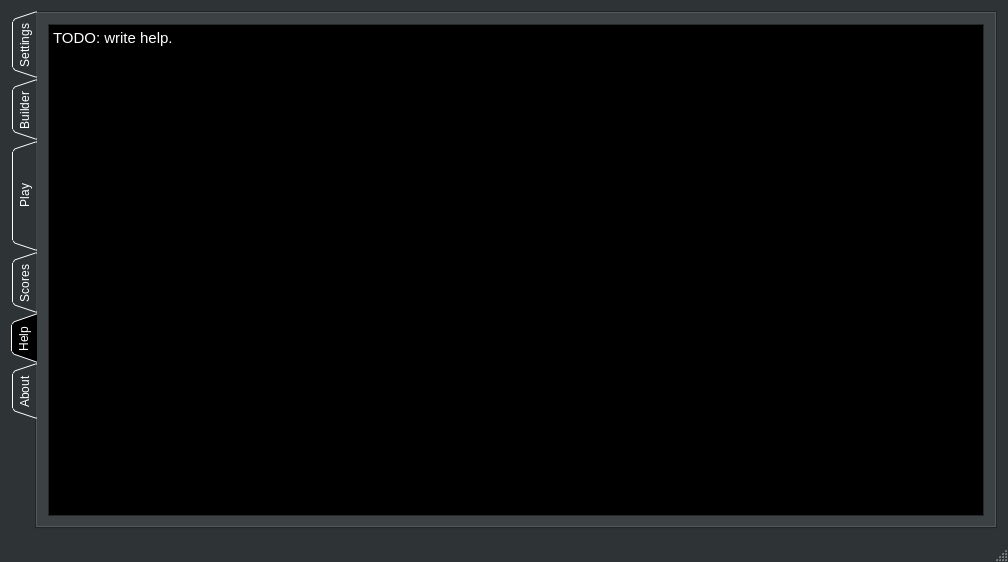
The window that MainWindow.ui (SwissalpS/QtSssSNibblers) describes before a commit, drawn with Qt 5.
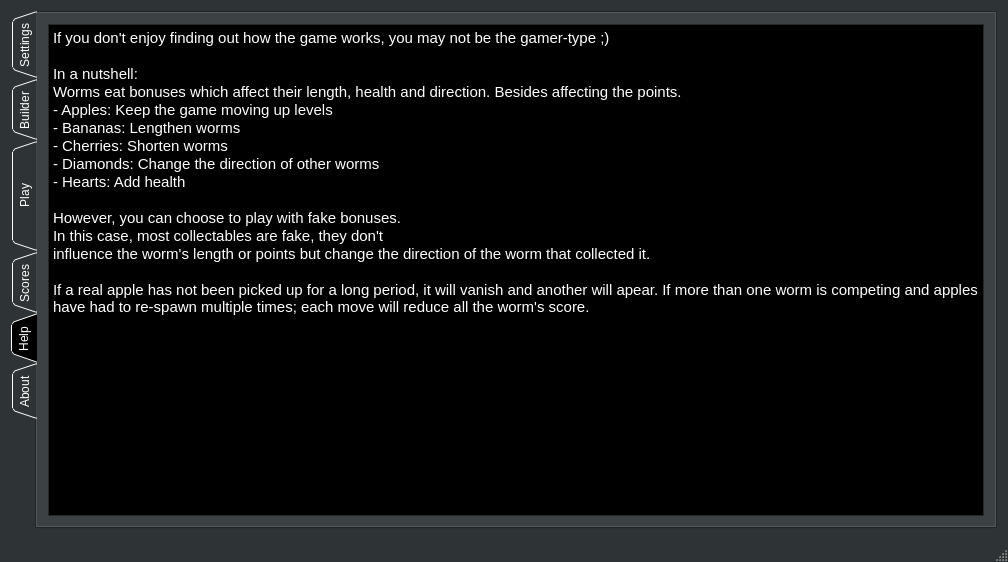
The same window after the commit. The open tabs and pages were chosen to show the change.

```diff
--- a/MainWindow.ui
+++ b/MainWindow.ui
@@ -2047,7 +2047,21 @@
 &lt;html&gt;&lt;head&gt;&lt;meta name=&quot;qrichtext&quot; content=&quot;1&quot; /&gt;&lt;style type=&quot;text/css&quot;&gt;
 p, li { white-space: pre-wrap; }
 &lt;/style&gt;&lt;/head&gt;&lt;body style=&quot; font-family:'Cantarell'; font-size:11pt; font-weight:400; font-style:normal;&quot;&gt;
-&lt;p style=&quot; margin-top:0px; margin-bottom:0px; margin-left:0px; margin-right:0px; -qt-block-indent:0; text-indent:0px;&quot;&gt;TODO: write help.&lt;/p&gt;&lt;/body&gt;&lt;/html&gt;</string>
+&lt;p style=&quot; margin-top:0px; margin-bottom:0px; margin-left:0px; margin-right:0px; -qt-block-indent:0; text-indent:0px;&quot;&gt;If you don't enjoy finding out how the game works, you may not be the gamer-type ;)&lt;/p&gt;
+&lt;p style=&quot;-qt-paragraph-type:empty; margin-top:0px; margin-bottom:0px; margin-left:0px; margin-right:0px; -qt-block-indent:0; text-indent:0px;&quot;&gt;&lt;br /&gt;&lt;/p&gt;
+&lt;p style=&quot; margin-top:0px; margin-bottom:0px; margin-left:0px; margin-right:0px; -qt-block-indent:0; text-indent:0px;&quot;&gt;In a nutshell:&lt;/p&gt;
+&lt;p style=&quot; margin-top:0px; margin-bottom:0px; margin-left:0px; margin-right:0px; -qt-block-indent:0; text-indent:0px;&quot;&gt;Worms eat bonuses which affect their length, health and direction. Besides affecting the points.&lt;/p&gt;
+&lt;p style=&quot; margin-top:0px; margin-bottom:0px; margin-left:0px; margin-right:0px; -qt-block-indent:0; text-indent:0px;&quot;&gt;- Apples: Keep the game moving up levels&lt;/p&gt;
+&lt;p style=&quot; margin-top:0px; margin-bottom:0px; margin-left:0px; margin-right:0px; -qt-block-indent:0; text-indent:0px;&quot;&gt;- Bananas: Lengthen worms&lt;/p&gt;
+&lt;p style=&quot; margin-top:0px; margin-bottom:0px; margin-left:0px; margin-right:0px; -qt-block-indent:0; text-indent:0px;&quot;&gt;- Cherries: Shorten worms&lt;/p&gt;
+&lt;p style=&quot; margin-top:0px; margin-bottom:0px; margin-left:0px; margin-right:0px; -qt-block-indent:0; text-indent:0px;&quot;&gt;- Diamonds: Change the direction of other worms&lt;/p&gt;
+&lt;p style=&quot; margin-top:0px; margin-bottom:0px; margin-left:0px; margin-right:0px; -qt-block-indent:0; text-indent:0px;&quot;&gt;- Hearts: Add health&lt;/p&gt;
+&lt;p style=&quot;-qt-paragraph-type:empty; margin-top:0px; margin-bottom:0px; margin-left:0px; margin-right:0px; -qt-block-indent:0; text-indent:0px;&quot;&gt;&lt;br /&gt;&lt;/p&gt;
+&lt;p style=&quot; margin-top:0px; margin-bottom:0px; margin-left:0px; margin-right:0px; -qt-block-indent:0; text-indent:0px;&quot;&gt;However, you can choose to play with fake bonuses.&lt;/p&gt;
+&lt;p style=&quot; margin-top:0px; margin-bottom:0px; margin-left:0px; margin-right:0px; -qt-block-indent:0; text-indent:0px;&quot;&gt;In this case, most collectables are fake, they don't&lt;/p&gt;
+&lt;p style=&quot; margin-top:0px; margin-bottom:0px; margin-left:0px; margin-right:0px; -qt-block-indent:0; text-indent:0px;&quot;&gt;influence the worm's length or points but change the direction of the worm that collected it.&lt;/p&gt;
+&lt;p style=&quot;-qt-paragraph-type:empty; margin-top:0px; margin-bottom:0px; margin-left:0px; margin-right:0px; -qt-block-indent:0; text-indent:0px;&quot;&gt;&lt;br /&gt;&lt;/p&gt;
+&lt;p style=&quot; margin-top:0px; margin-bottom:0px; margin-left:0px; margin-right:0px; -qt-block-indent:0; text-indent:0px;&quot;&gt;If a real apple has not been picked up for a long period, it will vanish and another will apear. If more than one worm is competing and apples have had to re-spawn multiple times; each move will reduce all the worm's score.&lt;/p&gt;&lt;/body&gt;&lt;/html&gt;</string>
           </property>
          </widget>
         </item>
```
Left out of the diff: 8 changed lines with no effect on the pictures.
